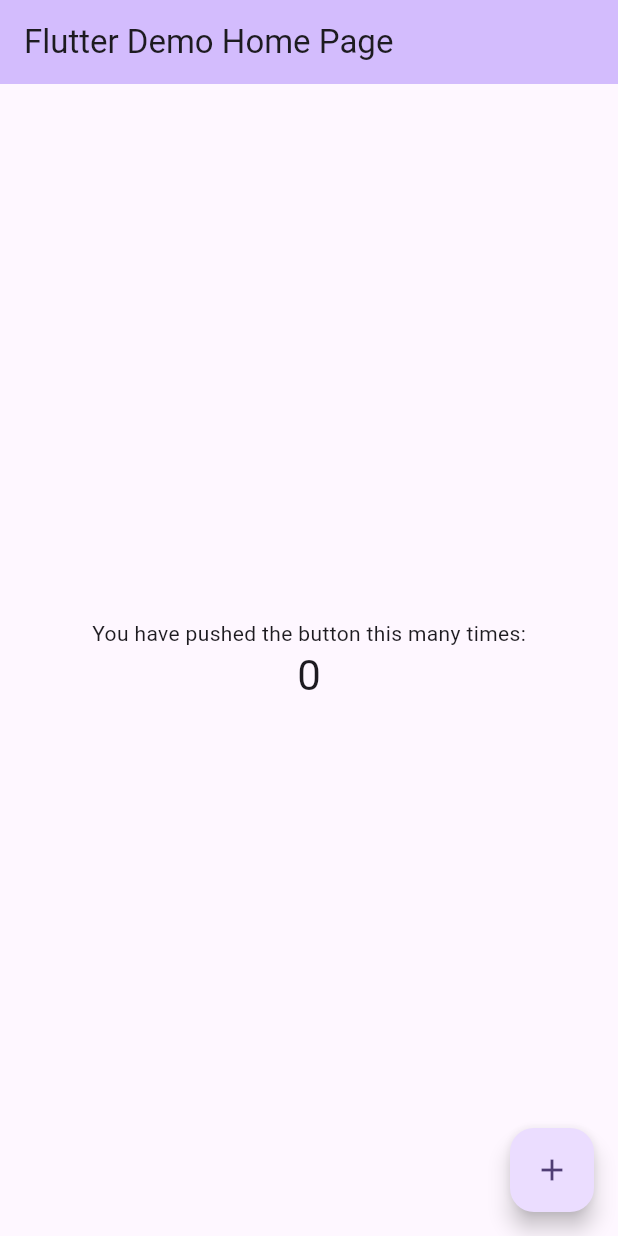
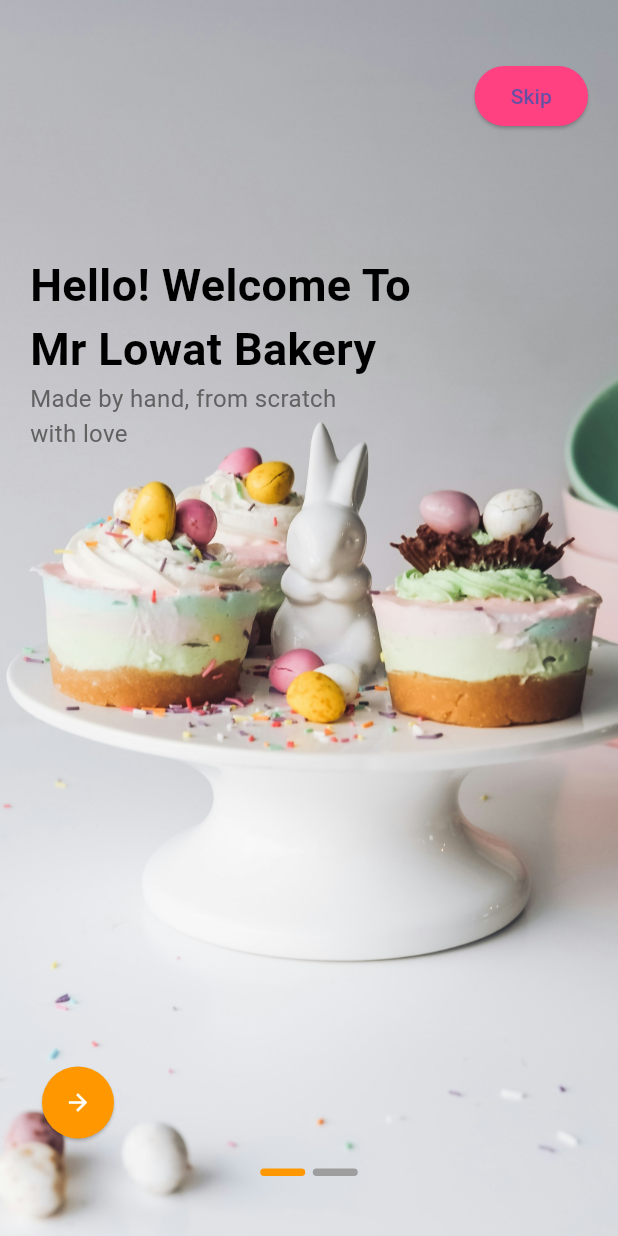
Before and after one commit to she-her-intan/mr_lowat_bakery, a Flutter app: the screen it shows after launch, on a phone screen of 412 x 824 dp. Run offline on Flutter 3.47's test engine with Material 3 defaults, Android fonts, the phone set to English and light mode, and no system bars.

Commit message:
second commit

```diff
--- a/lib/main.dart
+++ b/lib/main.dart
@@ -1,4 +1,7 @@
 import 'package:flutter/material.dart';
+import 'package:mr_lowat_bakery/screens/welcome.dart';
+// ignore: unused_import
+import 'welcome.dart'; // Import your welcome screen file
 
 void main() {
   runApp(const MyApp());
@@ -7,119 +10,15 @@
 class MyApp extends StatelessWidget {
   const MyApp({super.key});
 
-  // This widget is the root of your application.
   @override
   Widget build(BuildContext context) {
     return MaterialApp(
-      title: 'Flutter Demo',
+      debugShowCheckedModeBanner: false, // Removes the debug banner
+      title: 'Mr Lowat Bakery',
       theme: ThemeData(
-        // This is the theme of your application.
-        //
-        // TRY THIS: Try running your application with "flutter run". You'll see
-        // the application has a purple toolbar. Then, without quitting the app,
-        // try changing the seedColor in the colorScheme below to Colors.green
-        // and then invoke "hot reload" (save your changes or press the "hot
-        // reload" button in a Flutter-supported IDE, or press "r" if you used
-        // the command line to start the app).
-        //
-        // Notice that the counter didn't reset back to zero; the application
-        // state is not lost during the reload. To reset the state, use hot
-        // restart instead.
-        //
-        // This works for code too, not just values: Most code changes can be
-        // tested with just a hot reload.
-        colorScheme: ColorScheme.fromSeed(seedColor: Colors.deepPurple),
-        useMaterial3: true,
+        primarySwatch: Colors.orange, // Set your primary color theme
       ),
-      home: const MyHomePage(title: 'Flutter Demo Home Page'),
+      home: const BakeryWelcomeScreen(), // Set your welcome screen as the home page
     );
   }
 }
-
-class MyHomePage extends StatefulWidget {
-  const MyHomePage({super.key, required this.title});
-
-  // This widget is the home page of your application. It is stateful, meaning
-  // that it has a State object (defined below) that contains fields that affect
-  // how it looks.
-
-  // This class is the configuration for the state. It holds the values (in this
-  // case the title) provided by the parent (in this case the App widget) and
-  // used by the build method of the State. Fields in a Widget subclass are
-  // always marked "final".
-
-  final String title;
-
-  @override
-  State<MyHomePage> createState() => _MyHomePageState();
-}
-
-class _MyHomePageState extends State<MyHomePage> {
-  int _counter = 0;
-
-  void _incrementCounter() {
-    setState(() {
-      // This call to setState tells the Flutter framework that something has
-      // changed in this State, which causes it to rerun the build method below
-      // so that the display can reflect the updated values. If we changed
-      // _counter without calling setState(), then the build method would not be
-      // called again, and so nothing would appear to happen.
-      _counter++;
-    });
-  }
-
-  @override
-  Widget build(BuildContext context) {
-    // This method is rerun every time setState is called, for instance as done
-    // by the _incrementCounter method above.
-    //
-    // The Flutter framework has been optimized to make rerunning build methods
-    // fast, so that you can just rebuild anything that needs updating rather
-    // than having to individually change instances of widgets.
-    return Scaffold(
-      appBar: AppBar(
-        // TRY THIS: Try changing the color here to a specific color (to
-        // Colors.amber, perhaps?) and trigger a hot reload to see the AppBar
-        // change color while the other colors stay the same.
-        backgroundColor: Theme.of(context).colorScheme.inversePrimary,
-        // Here we take the value from the MyHomePage object that was created by
-        // the App.build method, and use it to set our appbar title.
-        title: Text(widget.title),
-      ),
-      body: Center(
-        // Center is a layout widget. It takes a single child and positions it
-        // in the middle of the parent.
-        child: Column(
-          // Column is also a layout widget. It takes a list of children and
-          // arranges them vertically. By default, it sizes itself to fit its
-          // children horizontally, and tries to be as tall as its parent.
-          //
-          // Column has various properties to control how it sizes itself and
-          // how it positions its children. Here we use mainAxisAlignment to
-          // center the children vertically; the main axis here is the vertical
-          // axis because Columns are vertical (the cross axis would be
-          // horizontal).
-          //
-          // TRY THIS: Invoke "debug painting" (choose the "Toggle Debug Paint"
-          // action in the IDE, or press "p" in the console), to see the
-          // wireframe for each widget.
-          mainAxisAlignment: MainAxisAlignment.center,
-          children: <Widget>[
-            const Text(
-              'You have pushed the button this many times:',
-            ),
-            Text(
-              '$_counter',
-              style: Theme.of(context).textTheme.headlineMedium,
-            ),
-          ],
-        ),
-      ),
-      floatingActionButton: FloatingActionButton(
-        onPressed: _incrementCounter,
-        tooltip: 'Increment',
-        child: const Icon(Icons.add),
-      ), // This trailing comma makes auto-formatting nicer for build methods.
-    );
-  }
-}
--- /dev/null
+++ b/lib/screens/welcome.dart
@@ -0,0 +1,135 @@
+import 'package:flutter/material.dart';
+import 'package:mr_lowat_bakery/screens/sign_in.dart';
+
+void main() {
+  runApp(const MyApp());
+}
+
+class MyApp extends StatelessWidget {
+  const MyApp({super.key});
+
+  @override
+  Widget build(BuildContext context) {
+    return const MaterialApp(
+      debugShowCheckedModeBanner: false,
+      home: BakeryWelcomeScreen(),
+    );
+  }
+}
+
+class BakeryWelcomeScreen extends StatelessWidget {
+  const BakeryWelcomeScreen({super.key});
+
+  @override
+  Widget build(BuildContext context) {
+    return Scaffold(
+      backgroundColor: Colors.white,
+      body: Stack(
+        children: [
+          // Background image
+          Positioned.fill(
+            child: Image.asset(
+              'assets/CustomerLogin.jpg', // image path
+              fit: BoxFit.cover,
+            ),
+          ),
+          // Content
+          Padding(
+            padding: const EdgeInsets.symmetric(horizontal: 20, vertical: 40),
+            child: Column(
+              crossAxisAlignment: CrossAxisAlignment.start,
+              children: [
+                // Skip Button
+                Align(
+                  alignment: Alignment.topRight,
+                  child: ElevatedButton(
+                    onPressed: () {
+                      // Navigate or skip logic
+                    },
+                    style: ElevatedButton.styleFrom(
+                      backgroundColor: Colors.pinkAccent,
+                      shape: RoundedRectangleBorder(
+                        borderRadius: BorderRadius.circular(20),
+                      ),
+                    ),
+                    child: const Text("Skip"),
+                  ),
+                ),
+                const Spacer(),
+                // Welcome Text
+                const Text(
+                  "Hello! Welcome To\nMr Lowat Bakery",
+                  style: TextStyle(
+                    fontSize: 30,
+                    fontWeight: FontWeight.bold,
+                    color: Colors.black,
+                  ),
+                ),
+
+                Text(
+                  "Made by hand, from scratch\nwith love",
+                  style: TextStyle(
+                    fontSize: 16,
+                    color: Colors.grey[700],
+                  ),
+                ),
+                const SizedBox(height:330),
+                const Spacer(),
+                // Go Button
+                Align(
+                  alignment: Alignment.bottomLeft,
+                  child: ElevatedButton(
+                    onPressed:() {
+                      Navigator.push(
+                        context,
+                        MaterialPageRoute(
+                          builder: (context) => const LoginScreen(), //Navigate to Sign In Page
+                        ),
+                      );
+                    },
+                    style: ElevatedButton.styleFrom(
+                      backgroundColor: Colors.orange,
+                      shape: const CircleBorder(),
+                      padding: const EdgeInsets.all(15),
+                    ),
+                    child: const Icon(
+                      Icons.arrow_forward,
+                      color: Colors.white,
+                    ),
+                  ),
+                ),
+                const SizedBox(height: 20),
+                // Progress Indicator
+                Align(
+                  alignment: Alignment.bottomCenter,
+                  child: Row(
+                    mainAxisAlignment: MainAxisAlignment.center,
+                    children: [
+                      Container(
+                        width: 30,
+                        height: 5,
+                        decoration: BoxDecoration(
+                          color: Colors.orange,
+                          borderRadius: BorderRadius.circular(10),
+                        ),
+                      ),
+                      const SizedBox(width: 5),
+                      Container(
+                        width: 30,
+                        height: 5,
+                        decoration: BoxDecoration(
+                          color: Colors.grey,
+                          borderRadius: BorderRadius.circular(10),
+                        ),
+                      ),
+                    ],
+                  ),
+                ),
+              ],
+            ),
+          ),
+        ],
+      ),
+    );
+  }
+}
--- /dev/null
+++ b/lib/welcome.dart
@@ -0,0 +1 @@
+// TODO Implement this library.
--- a/pubspec.yaml
+++ b/pubspec.yaml
@@ -35,6 +35,7 @@ dependencies:
   # The following adds the Cupertino Icons font to your application.
   # Use with the CupertinoIcons class for iOS style icons.
   cupertino_icons: ^1.0.8
+  icons_plus: ^4.0.0
 
 dev_dependencies:
   flutter_test:
@@ -59,8 +60,8 @@ flutter:
   uses-material-design: true
 
   # To add assets to your application, add an assets section, like this:
-  # assets:
-  #   - images/a_dot_burr.jpeg
+  assets:
+     - assets/CustomerLogin.jpg
   #   - images/a_dot_ham.jpeg
 
   # An image asset can refer to one or more resolution-specific "variants", see
```
Also changed, not shown: lib/screens/sign_in.dart (added, +144 -0 lines), lib/screens/sign_up.dart (added, +165 -0 lines), assets/AdminBackground.jpg (added), assets/CustomerLogin.jpg (added), lib/screens/forget_password.dart (added), pubspec.lock, 3 other files.
